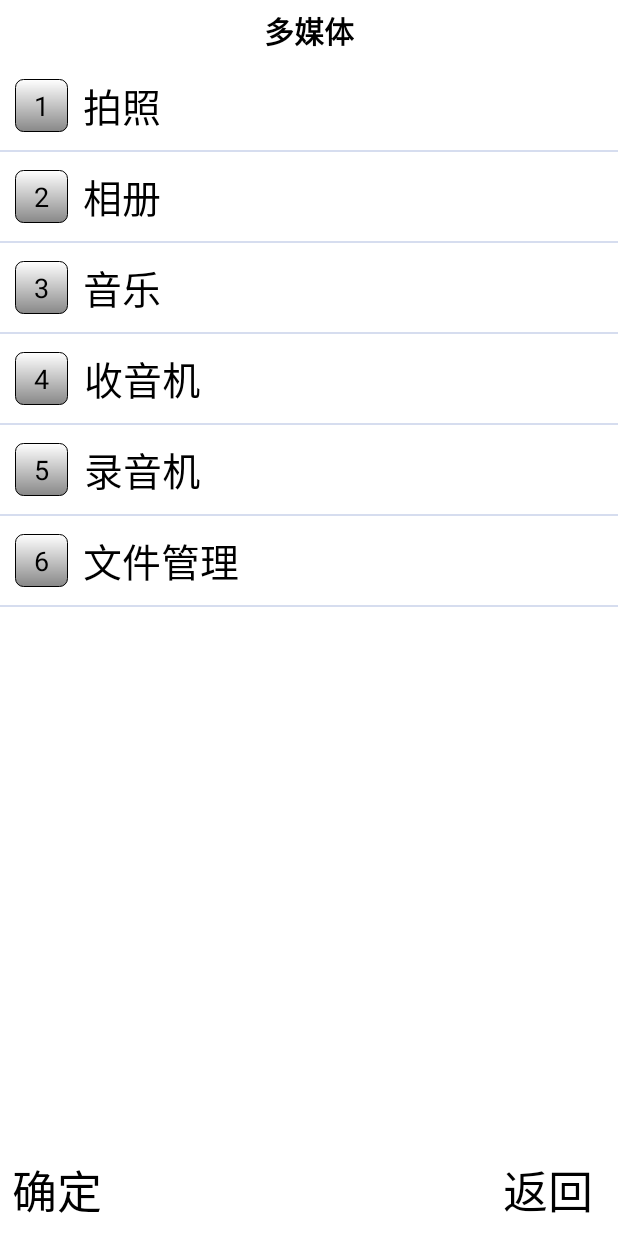
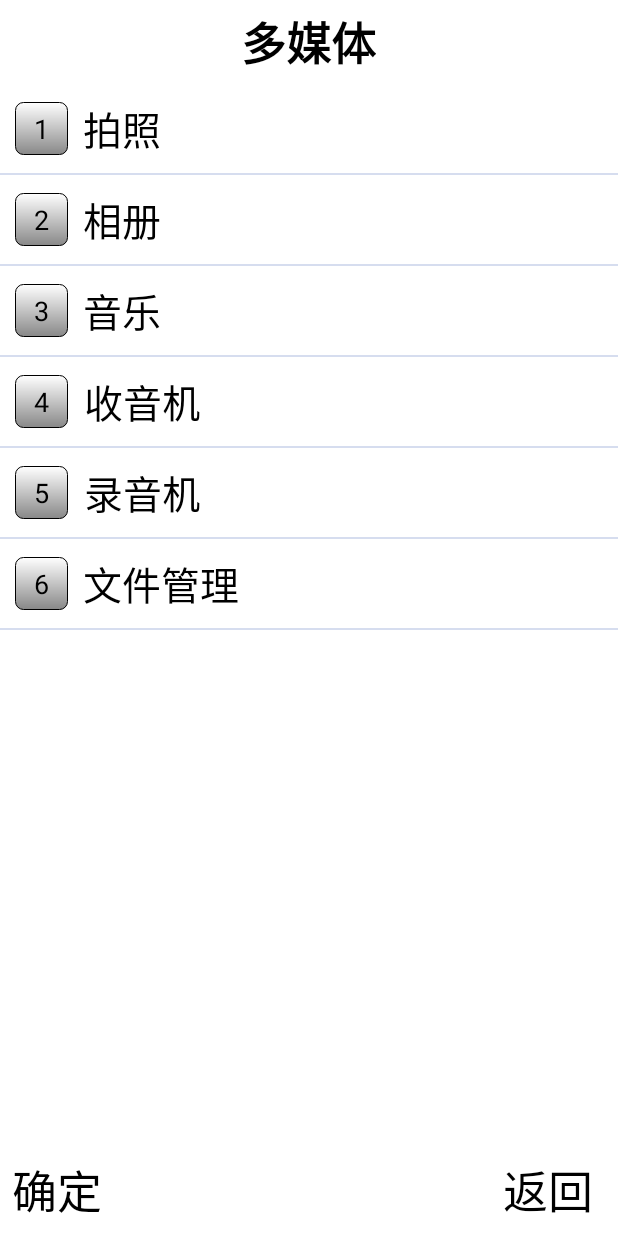
Before and after one commit to archerHe/CopyHome, an Android app: the MediaActivity screen opened directly, with no data from a screen before it, on a phone screen of 412 x 824 dp. Run offline under Robolectric (Android 15) with nearby library versions, the light colour scheme and no system bars.

Commit message:
1. fix list view title size.   2. fix call callWindow fail

```diff
--- a/app/src/main/java/com/android/ctyon/copyhome/Main2Activity.java
+++ b/app/src/main/java/com/android/ctyon/copyhome/Main2Activity.java
@@ -176,7 +176,7 @@ public class Main2Activity extends AppCompatActivity implements ViewPager.OnPage
 
     private void initActivityClassNameList(){
         mActivityClassNameList.add(new AppClassName("contact", "com.ctyon.ctyonlauncher", "com.ctyon.ctyonlauncher.ui.activity.contacts.ContactMainActivity"));
-        mActivityClassNameList.add(new AppClassName("call", "com.ctyon.ctyonlauncher", " "));
+        mActivityClassNameList.add(new AppClassName("call", "com.ctyon.ctyonlauncher", "com.ctyon.ctyonlauncher.ui.activity.dialer.CallMainActivity"));
         mActivityClassNameList.add(new AppClassName("sms", "com.ctyon.ctyonlauncher", "com.ctyon.ctyonlauncher.ui.activity.message.MessageMainActivity"));
         mActivityClassNameList.add(new AppClassName("media", "com.android.ctyon.copyhome", "com.android.ctyon.copyhome.ui.MediaActivity"));
         mActivityClassNameList.add(new AppClassName("tools", "com.android.ctyon.copyhome", "com.android.ctyon.copyhome.ui.ToolsActivity"));
--- a/app/src/main/res/layout/media_list_layout.xml
+++ b/app/src/main/res/layout/media_list_layout.xml
@@ -14,7 +14,7 @@
         android:layout_marginBottom="5.0dip"
         android:text="@string/media"
         android:textColor="@android:color/black"
-        android:textSize="20sp"
+        android:textSize="30sp"
         android:textStyle="bold" />
 
     <ListView
--- a/app/src/main/res/layout/other_list_layout.xml
+++ b/app/src/main/res/layout/other_list_layout.xml
@@ -14,7 +14,7 @@
         android:layout_marginBottom="5.0dip"
         android:text="@string/others"
         android:textColor="@android:color/black"
-        android:textSize="20sp"
+        android:textSize="30sp"
         android:textStyle="bold" />
 
     <ListView
--- a/app/src/main/res/layout/tools_list_layout.xml
+++ b/app/src/main/res/layout/tools_list_layout.xml
@@ -15,7 +15,7 @@
         android:layout_marginBottom="5.0dip"
         android:text="@string/tools_title"
         android:textColor="@android:color/black"
-        android:textSize="20sp"
+        android:textSize="30sp"
         android:textStyle="bold" />
 
     <ListView
```
